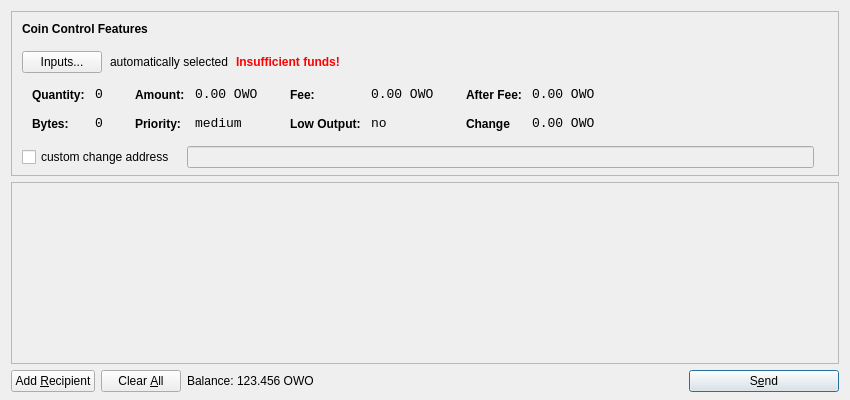
Gamerholic/GamerHolicCoin, file src/qt/forms/sendcoinsdialog.ui: the form before one commit.
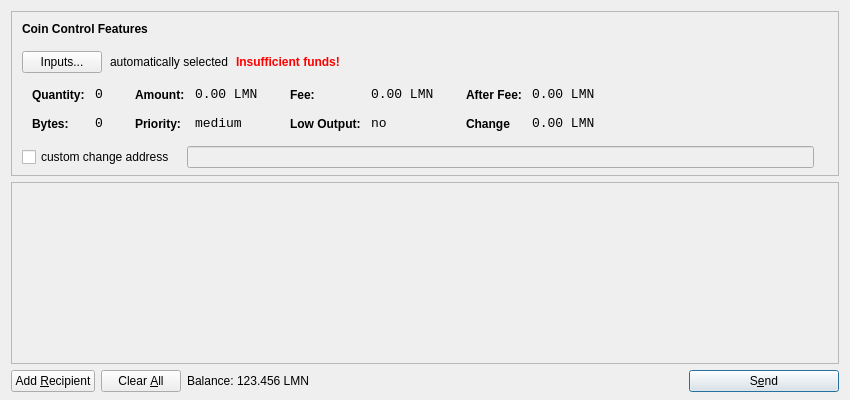
The form after the commit. Icons and pictures are not drawn.

```diff
--- a/src/qt/forms/sendcoinsdialog.ui
+++ b/src/qt/forms/sendcoinsdialog.ui
@@ -321,7 +321,7 @@
                   <enum>Qt::ActionsContextMenu</enum>
                  </property>
                  <property name="text">
-                  <string>0.00 OWO</string>
+                  <string notr="true">0.00 LMN</string>
                  </property>
                  <property name="textInteractionFlags">
                   <set>Qt::LinksAccessibleByMouse|Qt::TextSelectableByKeyboard|Qt::TextSelectableByMouse</set>
@@ -407,7 +407,7 @@
                   <enum>Qt::ActionsContextMenu</enum>
                  </property>
                  <property name="text">
-                  <string>0.00 OWO</string>
+                  <string notr="true">0.00 LMN</string>
                  </property>
                  <property name="textInteractionFlags">
                   <set>Qt::LinksAccessibleByMouse|Qt::TextSelectableByKeyboard|Qt::TextSelectableByMouse</set>
@@ -493,7 +493,7 @@
                   <enum>Qt::ActionsContextMenu</enum>
                  </property>
                  <property name="text">
-                  <string>0.00 OWO</string>
+                  <string notr="true">0.00 LMN</string>
                  </property>
                  <property name="textInteractionFlags">
                   <set>Qt::LinksAccessibleByMouse|Qt::TextSelectableByKeyboard|Qt::TextSelectableByMouse</set>
@@ -525,7 +525,7 @@
                   <enum>Qt::ActionsContextMenu</enum>
                  </property>
                  <property name="text">
-                  <string>0.00 OWO</string>
+                  <string notr="true">0.00 LMN</string>
                  </property>
                  <property name="textInteractionFlags">
                   <set>Qt::LinksAccessibleByMouse|Qt::TextSelectableByKeyboard|Qt::TextSelectableByMouse</set>
@@ -732,7 +732,7 @@
           <cursorShape>IBeamCursor</cursorShape>
          </property>
          <property name="text">
-          <string>123.456 OWO</string>
+          <string notr="true">123.456 LMN</string>
          </property>
          <property name="textInteractionFlags">
           <set>Qt::LinksAccessibleByMouse|Qt::TextSelectableByKeyboard|Qt::TextSelectableByMouse</set>
```
Left out of the diff: 8 changed lines with no effect on the pictures.
